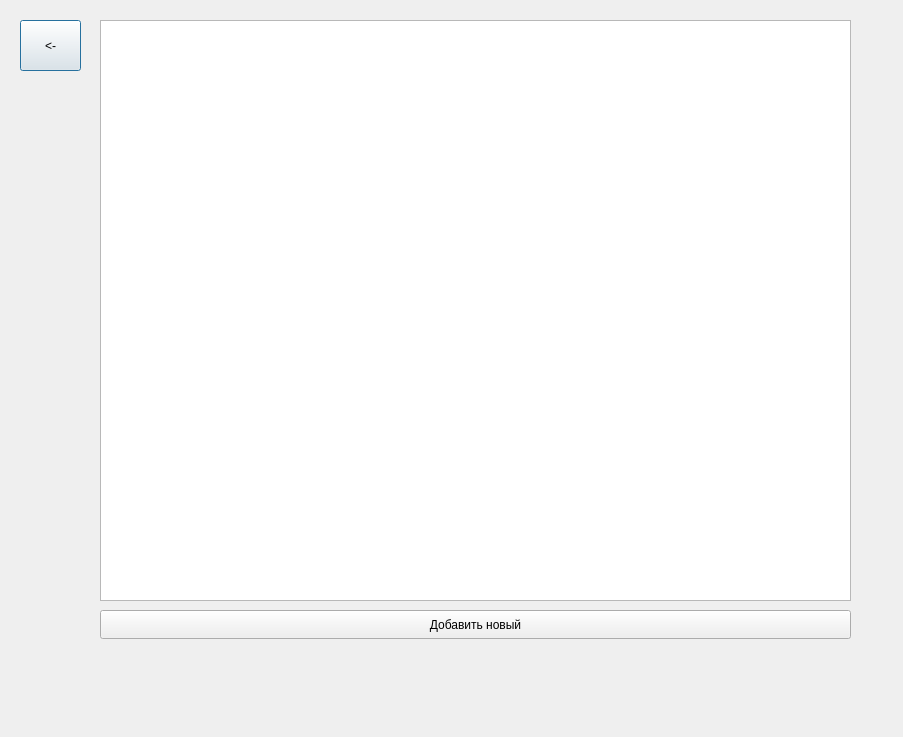
First picture: the form in orderswindow.ui, repository ZEseniya/Project, before the edit.
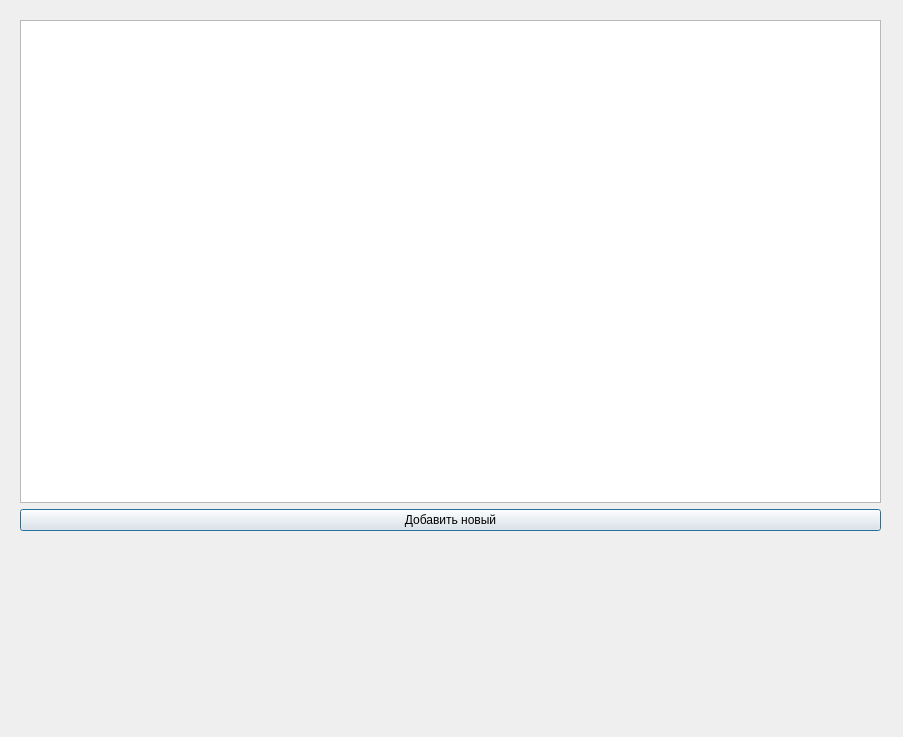
Second picture: the form after the edit.

```diff
--- a/orderswindow.ui
+++ b/orderswindow.ui
@@ -13,41 +13,33 @@
   <property name="windowTitle">
    <string>Dialog</string>
   </property>
-  <widget class="QTableView" name="tableView">
-   <property name="geometry">
-    <rect>
-     <x>100</x>
-     <y>20</y>
-     <width>751</width>
-     <height>581</height>
-    </rect>
-   </property>
-  </widget>
-  <widget class="QPushButton" name="pushButton">
+  <widget class="QWidget" name="layoutWidget">
    <property name="geometry">
     <rect>
      <x>20</x>
      <y>20</y>
-     <width>61</width>
-     <height>51</height>
+     <width>861</width>
+     <height>511</height>
     </rect>
    </property>
-   <property name="text">
-    <string>&lt;-</string>
+   <property name="sizePolicy">
+    <sizepolicy hsizetype="Preferred" vsizetype="Preferred">
+     <horstretch>0</horstretch>
+     <verstretch>0</verstretch>
+    </sizepolicy>
    </property>
-  </widget>
-  <widget class="QPushButton" name="pushButton_2">
-   <property name="geometry">
-    <rect>
-     <x>100</x>
-     <y>610</y>
-     <width>751</width>
-     <height>29</height>
-    </rect>
-   </property>
-   <property name="text">
-    <string>Добавить новый</string>
-   </property>
+   <layout class="QVBoxLayout" name="verticalLayout">
+    <item>
+     <widget class="QTableView" name="tableView"/>
+    </item>
+    <item>
+     <widget class="QPushButton" name="pushButton">
+      <property name="text">
+       <string>Добавить новый</string>
+      </property>
+     </widget>
+    </item>
+   </layout>
   </widget>
  </widget>
  <resources/>
```
